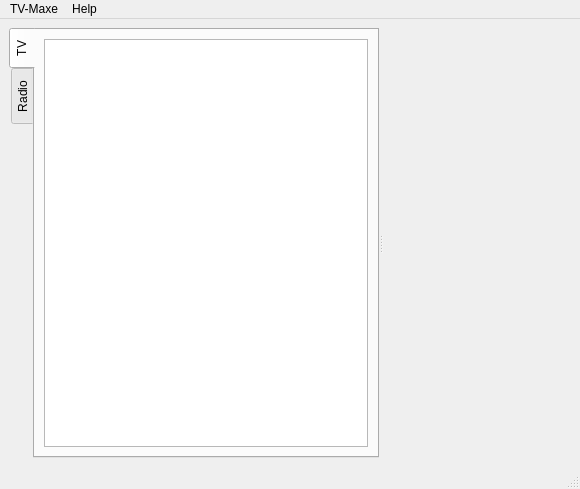
Qt form mainWindow.ui (alfu32/tv-maxe-qt) before a commit.
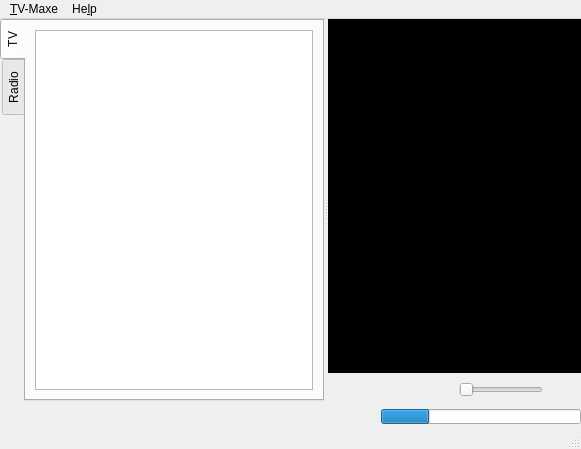
The same form after that commit. Icons and pictures are not drawn. Custom widgets are drawn as their Qt base class.

```diff
--- a/mainWindow.ui
+++ b/mainWindow.ui
@@ -6,8 +6,8 @@
    <rect>
     <x>0</x>
     <y>0</y>
-    <width>580</width>
-    <height>489</height>
+    <width>581</width>
+    <height>449</height>
    </rect>
   </property>
   <property name="windowTitle">
@@ -15,12 +15,57 @@
   </property>
   <widget class="QWidget" name="centralwidget">
    <layout class="QVBoxLayout" name="verticalLayout_3">
+    <property name="leftMargin">
+     <number>0</number>
+    </property>
+    <property name="topMargin">
+     <number>0</number>
+    </property>
+    <property name="rightMargin">
+     <number>0</number>
+    </property>
+    <property name="bottomMargin">
+     <number>0</number>
+    </property>
     <item>
      <widget class="QSplitter" name="splitter">
+      <property name="sizePolicy">
+       <sizepolicy hsizetype="Expanding" vsizetype="Expanding">
+        <horstretch>0</horstretch>
+        <verstretch>0</verstretch>
+       </sizepolicy>
+      </property>
+      <property name="frameShape">
+       <enum>QFrame::NoFrame</enum>
+      </property>
       <property name="orientation">
        <enum>Qt::Horizontal</enum>
       </property>
+      <property name="handleWidth">
+       <number>4</number>
+      </property>
       <widget class="QTabWidget" name="tabWidget">
+       <property name="enabled">
+        <bool>true</bool>
+       </property>
+       <property name="sizePolicy">
+        <sizepolicy hsizetype="Preferred" vsizetype="Expanding">
+         <horstretch>0</horstretch>
+         <verstretch>0</verstretch>
+        </sizepolicy>
+       </property>
+       <property name="minimumSize">
+        <size>
+         <width>100</width>
+         <height>0</height>
+        </size>
+       </property>
+       <property name="baseSize">
+        <size>
+         <width>200</width>
+         <height>0</height>
+        </size>
+       </property>
        <property name="tabPosition">
         <enum>QTabWidget::West</enum>
        </property>
@@ -48,16 +93,38 @@
         </layout>
        </widget>
       </widget>
-      <widget class="QWidget" name="">
+      <widget class="QWidget" name="layoutWidget">
        <layout class="QVBoxLayout" name="verticalLayout">
         <item>
-         <widget class="Phonon::VideoPlayer" name="videoPlayer">
+         <widget class="QWidget" name="videoContainer" native="true">
           <property name="sizePolicy">
-           <sizepolicy hsizetype="Preferred" vsizetype="Expanding">
+           <sizepolicy hsizetype="Expanding" vsizetype="Expanding">
             <horstretch>0</horstretch>
             <verstretch>0</verstretch>
            </sizepolicy>
           </property>
+          <property name="styleSheet">
+           <string notr="true">#videoContainer { background-color: rgb(0, 0, 0); }
+</string>
+          </property>
+          <layout class="QHBoxLayout" name="horizontalLayout_3">
+           <item>
+            <widget class="QWidget" name="videoWindow" native="true">
+             <property name="sizePolicy">
+              <sizepolicy hsizetype="Expanding" vsizetype="Expanding">
+               <horstretch>0</horstretch>
+               <verstretch>0</verstretch>
+              </sizepolicy>
+             </property>
+             <property name="contextMenuPolicy">
+              <enum>Qt::CustomContextMenu</enum>
+             </property>
+             <property name="styleSheet">
+              <string notr="true"/>
+             </property>
+            </widget>
+           </item>
+          </layout>
          </widget>
         </item>
         <item>
@@ -134,12 +201,21 @@
            </spacer>
           </item>
           <item>
-           <widget class="Phonon::VolumeSlider" name="volumeSlider">
-            <property name="sizePolicy">
-             <sizepolicy hsizetype="Maximum" vsizetype="Preferred">
-              <horstretch>0</horstretch>
-              <verstretch>0</verstretch>
-             </sizepolicy>
+           <widget class="QSlider" name="volumeSlider">
+            <property name="maximumSize">
+             <size>
+              <width>100</width>
+              <height>16777215</height>
+             </size>
+            </property>
+            <property name="maximum">
+             <number>100</number>
+            </property>
+            <property name="orientation">
+             <enum>Qt::Horizontal</enum>
+            </property>
+            <property name="tickPosition">
+             <enum>QSlider::NoTicks</enum>
             </property>
            </widget>
           </item>
@@ -175,6 +251,54 @@
       </widget>
      </widget>
     </item>
+    <item>
+     <layout class="QHBoxLayout" name="bottomLayout" stretch="0,0">
+      <property name="sizeConstraint">
+       <enum>QLayout::SetNoConstraint</enum>
+      </property>
+      <item>
+       <spacer name="bottomSpacer">
+        <property name="orientation">
+         <enum>Qt::Horizontal</enum>
+        </property>
+        <property name="sizeHint" stdset="0">
+         <size>
+          <width>40</width>
+          <height>20</height>
+         </size>
+        </property>
+       </spacer>
+      </item>
+      <item>
+       <widget class="QProgressBar" name="progressBar">
+        <property name="sizePolicy">
+         <sizepolicy hsizetype="Maximum" vsizetype="Maximum">
+          <horstretch>0</horstretch>
+          <verstretch>0</verstretch>
+         </sizepolicy>
+        </property>
+        <property name="minimumSize">
+         <size>
+          <width>200</width>
+          <height>0</height>
+         </size>
+        </property>
+        <property name="maximumSize">
+         <size>
+          <width>200</width>
+          <height>15</height>
+         </size>
+        </property>
+        <property name="value">
+         <number>24</number>
+        </property>
+        <property name="format">
+         <string/>
+        </property>
+       </widget>
+      </item>
+     </layout>
+    </item>
    </layout>
   </widget>
   <widget class="QMenuBar" name="menubar">
@@ -182,13 +306,13 @@
     <rect>
      <x>0</x>
      <y>0</y>
-     <width>580</width>
-     <height>19</height>
+     <width>581</width>
+     <height>18</height>
     </rect>
    </property>
    <widget class="QMenu" name="menuTV_Maxe">
     <property name="title">
-     <string>TV-Maxe</string>
+     <string>&amp;TV-Maxe</string>
     </property>
     <addaction name="actionPreferences"/>
     <addaction name="separator"/>
@@ -196,7 +320,7 @@
    </widget>
    <widget class="QMenu" name="menuHelp">
     <property name="title">
-     <string>Help</string>
+     <string>He&amp;lp</string>
     </property>
    </widget>
    <addaction name="menuTV_Maxe"/>
@@ -214,18 +338,6 @@
    </property>
   </action>
  </widget>
- <customwidgets>
-  <customwidget>
-   <class>Phonon::VideoPlayer</class>
-   <extends>QWidget</extends>
-   <header location="global">phonon/videoplayer.h</header>
-  </customwidget>
-  <customwidget>
-   <class>Phonon::VolumeSlider</class>
-   <extends>QWidget</extends>
-   <header location="global">phonon/volumeslider.h</header>
-  </customwidget>
- </customwidgets>
  <resources>
   <include location="icons.qrc"/>
  </resources>
```
Left out of the diff: 35 changed lines with no effect on the pictures.
